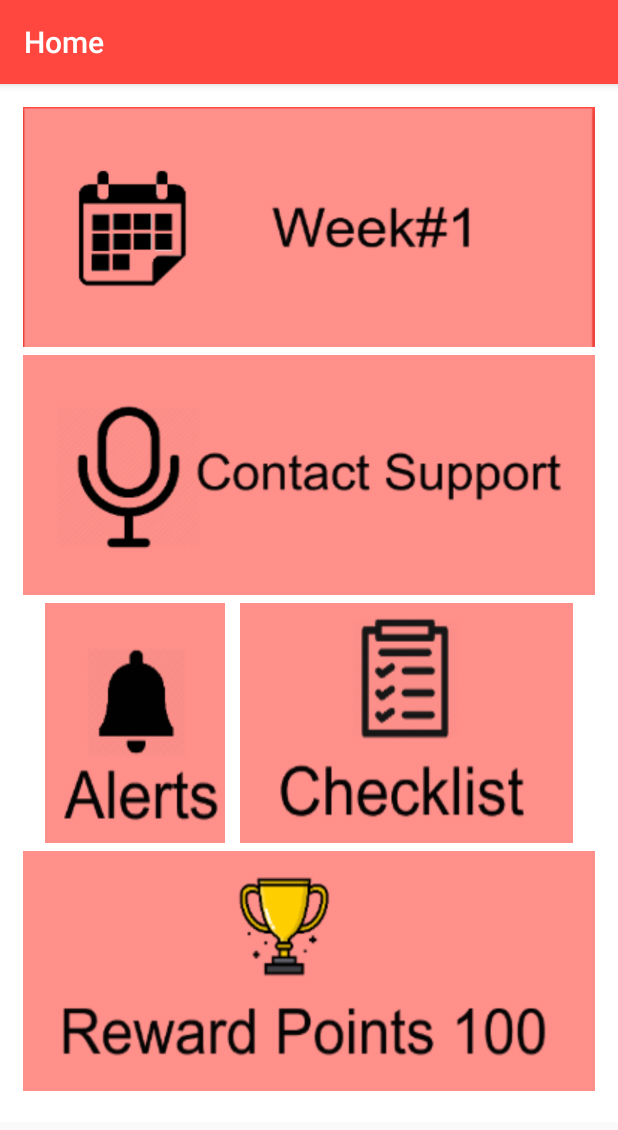
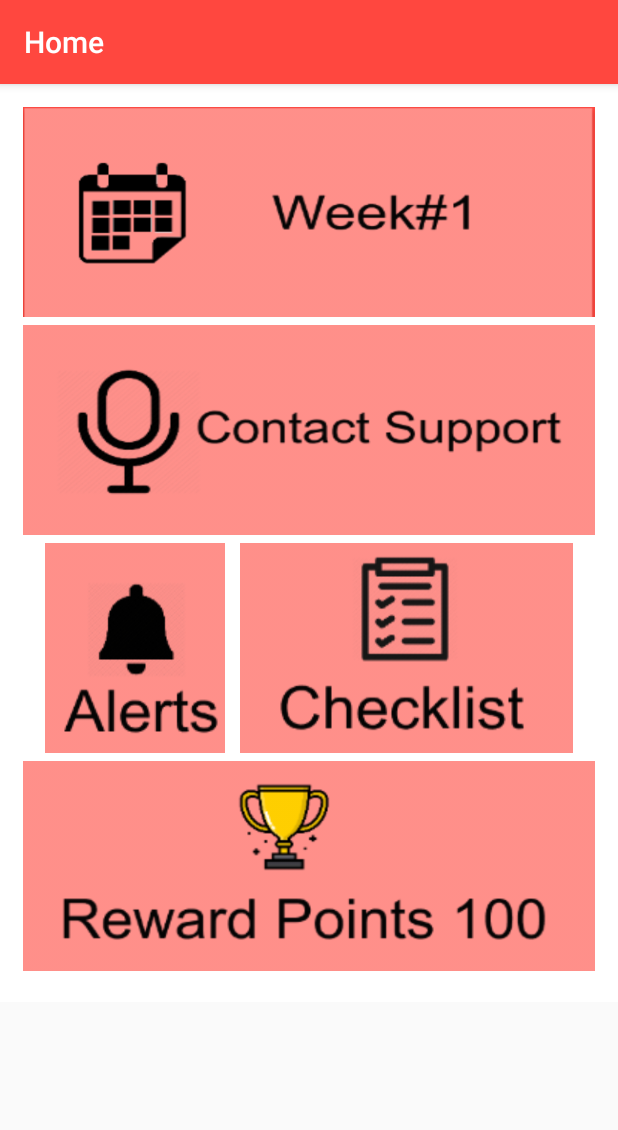
Before and after one commit to cwtausif/MomCare, an Android app: the MainActivity screen opened directly, with no data from a screen before it, on a phone screen of 412 x 824 dp. Shown: the top 1130 px of the screen. Run offline under Robolectric (Android 15) with nearby library versions, the phone set to English and light mode, and no system bars.

Commit message:
Final Project

```diff
--- a/app/src/main/java/com/momcare/SplashActivity.java
+++ b/app/src/main/java/com/momcare/SplashActivity.java
@@ -19,7 +19,7 @@ public class SplashActivity extends BaseActivity {
             public void run() {
                 gotoActivity(LoginActivity.class,true);
             }
-        },1000);
+        },5000);
 
     }
 }
--- a/app/src/main/res/values/dimens.xml
+++ b/app/src/main/res/values/dimens.xml
@@ -2,5 +2,5 @@
 <resources>
     <dimen name="input_h">50dp</dimen>
     <dimen name="input_mb">25dp</dimen>
-    <dimen name="home_h">160dp</dimen>
+    <dimen name="home_h">140dp</dimen>
 </resources>
```
Also changed, not shown: 7 other files.
